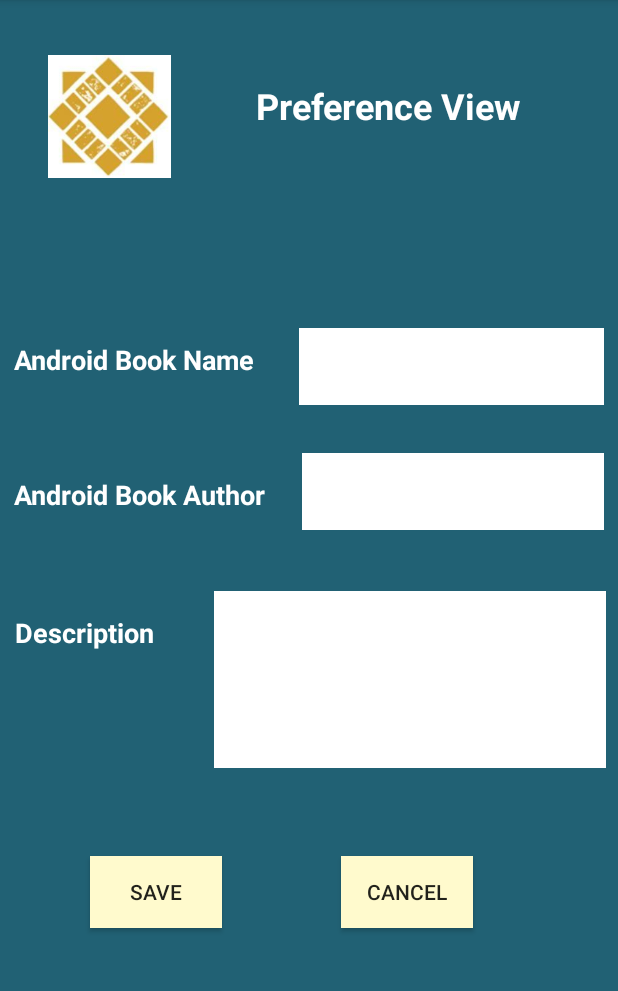
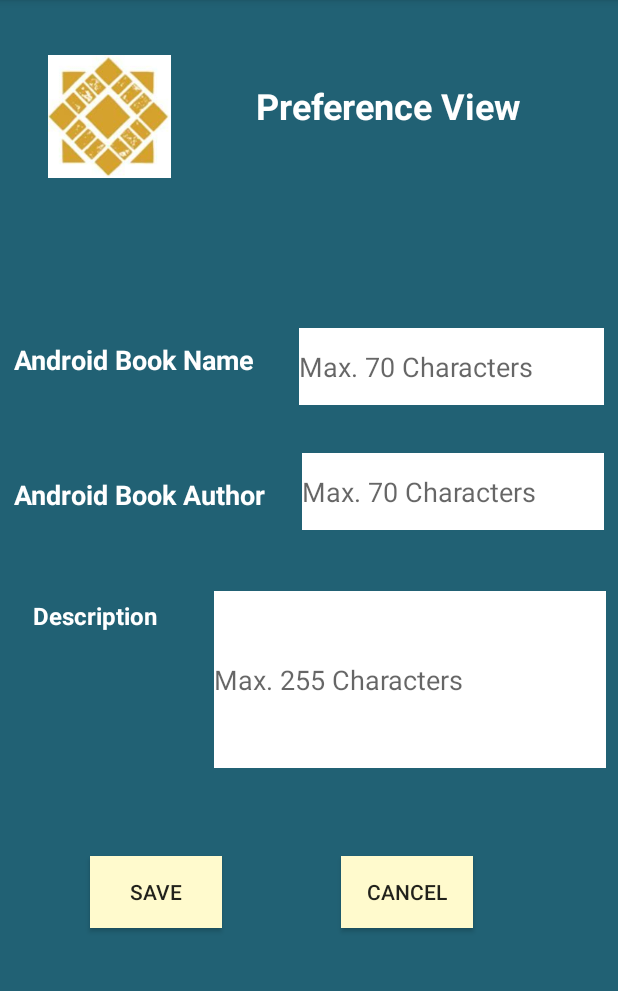
Before and after one commit to muthu-05/CMPE-277-Smartphone-Application-Development, an Android app: the PreferenceView screen opened directly, with no data from a screen before it, on a phone screen of 412 x 824 dp, the part 84-1075 px from its top. Run offline under Robolectric (Android 15) with nearby library versions, the phone set to English and light mode, and no system bars.

```diff
--- a/Assignment5-DataStorage/app/src/main/java/com/example/androiddatastorage/DataController.java
+++ b/Assignment5-DataStorage/app/src/main/java/com/example/androiddatastorage/DataController.java
@@ -45,7 +45,8 @@ public class DataController
 
     public Cursor retrieve()
     {
-        return db.query(TABLE_NAME, new String[]{MESSAGE}, null, null, null, null, null);
+        Cursor cursor= db.query(TABLE_NAME, new String[]{MESSAGE}, null, null, null, null, null);
+        return cursor;
     }
 
     private static class DataBaseHelper extends SQLiteOpenHelper
--- a/Assignment5-DataStorage/app/src/main/java/com/example/androiddatastorage/MainActivity.java
+++ b/Assignment5-DataStorage/app/src/main/java/com/example/androiddatastorage/MainActivity.java
@@ -3,6 +3,7 @@ package com.example.androiddatastorage;
 import android.content.Intent;
 import android.support.v7.app.AppCompatActivity;
 import android.os.Bundle;
+import android.text.method.ScrollingMovementMethod;
 import android.view.View;
 import android.widget.TextView;
 
@@ -36,6 +37,7 @@ public class MainActivity extends AppCompatActivity {
                 inputStream.close();
                 TextView storedFiles=(TextView)findViewById(R.id.storedFiles);
                 storedFiles.setText(stringBuilder.toString());
+                storedFiles.setMovementMethod(new ScrollingMovementMethod());
             }
         }
         catch(Exception e)
--- a/Assignment5-DataStorage/app/src/main/res/layout/activity_preference_view.xml
+++ b/Assignment5-DataStorage/app/src/main/res/layout/activity_preference_view.xml
@@ -8,24 +8,6 @@
     tools:context=".PreferenceView">
 
 
-    <EditText
-        android:id="@+id/descriptionEditText"
-        android:layout_width="261dp"
-        android:layout_height="118dp"
-        android:layout_marginStart="8dp"
-        android:layout_marginTop="8dp"
-        android:layout_marginEnd="8dp"
-        android:layout_marginBottom="8dp"
-        android:background="@android:color/white"
-        android:ems="10"
-        android:inputType="text|textPersonName"
-        android:textAlignment="viewStart"
-        app:layout_constraintBottom_toBottomOf="parent"
-        app:layout_constraintEnd_toEndOf="parent"
-        app:layout_constraintHorizontal_bias="1.0"
-        app:layout_constraintStart_toStartOf="parent"
-        app:layout_constraintTop_toTopOf="parent"
-        app:layout_constraintVertical_bias="0.609" />
 
     <TextView
         android:id="@+id/textView6"
@@ -65,24 +47,25 @@
         app:layout_constraintTop_toTopOf="parent"
         app:layout_constraintVertical_bias="0.425" />
 
-    <TextView
-        android:id="@+id/textView8"
-        android:layout_width="wrap_content"
-        android:layout_height="wrap_content"
+    <EditText
+        android:id="@+id/descriptionEditText"
+        android:layout_width="261dp"
+        android:layout_height="118dp"
         android:layout_marginStart="8dp"
         android:layout_marginTop="8dp"
         android:layout_marginEnd="8dp"
         android:layout_marginBottom="8dp"
-        android:text="Description"
-        android:textColor="@android:color/white"
-        android:textSize="18sp"
-        android:textStyle="bold"
+        android:background="@android:color/white"
+        android:ems="10"
+        android:hint="Max. 255 Characters"
+        android:inputType="text|textPersonName"
+        android:textAlignment="viewStart"
         app:layout_constraintBottom_toBottomOf="parent"
         app:layout_constraintEnd_toEndOf="parent"
-        app:layout_constraintHorizontal_bias="0.007"
+        app:layout_constraintHorizontal_bias="1.0"
         app:layout_constraintStart_toStartOf="parent"
         app:layout_constraintTop_toTopOf="parent"
-        app:layout_constraintVertical_bias="0.552" />
+        app:layout_constraintVertical_bias="0.609" />
 
     <Button
         android:id="@+id/cancelButton2"
@@ -165,6 +148,7 @@
         android:layout_marginBottom="8dp"
         android:background="@android:color/white"
         android:ems="10"
+        android:hint="Max. 70 Characters"
         android:inputType="textPersonName"
         app:layout_constraintBottom_toBottomOf="parent"
         app:layout_constraintEnd_toEndOf="parent"
@@ -183,6 +167,7 @@
         android:layout_marginBottom="8dp"
         android:background="@android:color/white"
         android:ems="10"
+        android:hint="Max. 70 Characters"
         android:inputType="textPersonName"
         app:layout_constraintBottom_toBottomOf="parent"
         app:layout_constraintEnd_toEndOf="parent"
@@ -191,4 +176,22 @@
         app:layout_constraintTop_toTopOf="parent"
         app:layout_constraintVertical_bias="0.42" />
 
+    <TextView
+        android:layout_width="86dp"
+        android:layout_height="36dp"
+        android:layout_marginStart="8dp"
+        android:layout_marginTop="8dp"
+        android:layout_marginEnd="8dp"
+        android:layout_marginBottom="8dp"
+        android:text="Description"
+        android:textColor="@android:color/white"
+        android:textSize="16sp"
+        android:textStyle="bold"
+        app:layout_constraintBottom_toBottomOf="parent"
+        app:layout_constraintEnd_toEndOf="parent"
+        app:layout_constraintHorizontal_bias="0.045"
+        app:layout_constraintStart_toStartOf="parent"
+        app:layout_constraintTop_toTopOf="parent"
+        app:layout_constraintVertical_bias="0.547" />
+
 </android.support.constraint.ConstraintLayout>
```
Also changed, not shown: Assignment5-DataStorage/app/src/main/java/com/example/androiddatastorage/PreferenceView.java (+5 -2 lines), Assignment5-DataStorage/app/src/main/java/com/example/androiddatastorage/SQLiteView.java (+11 -2 lines), Assignment5-DataStorage/app/src/main/res/layout/activity_main.xml (+5 -4 lines).
